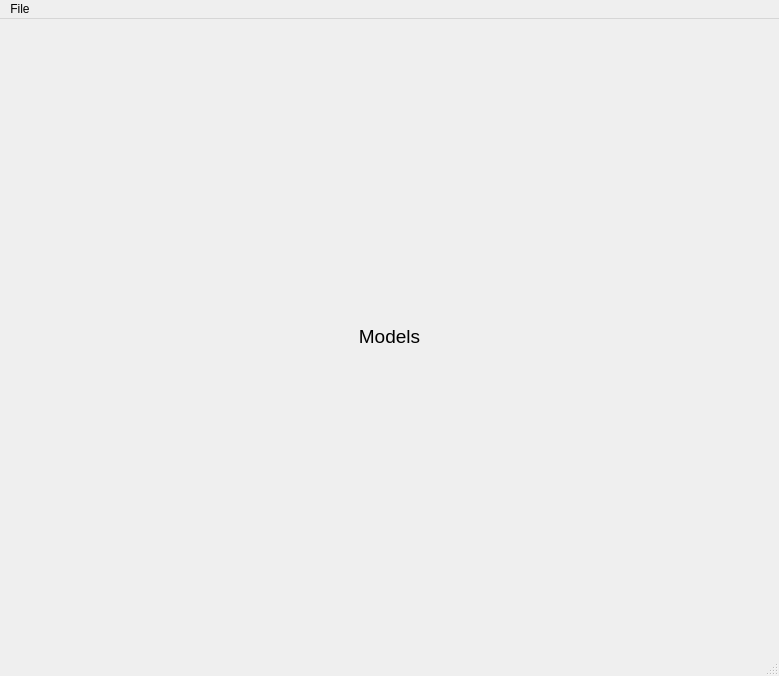
The window that valexa/gui/main_window.ui (abouhana/valexa) describes before a commit, drawn with Qt 5.
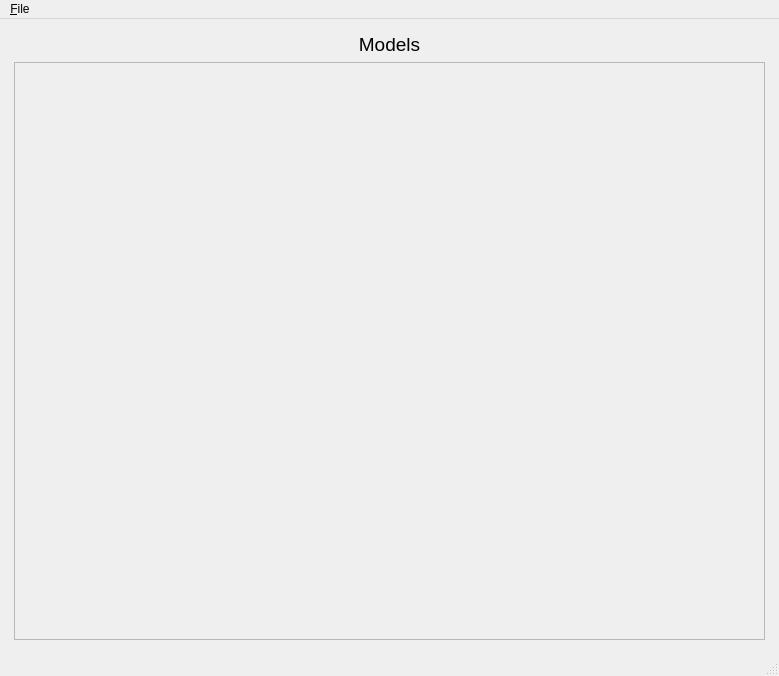
The same window after the commit.

Commit message: Add acceptance limit into plots. Add menu actions to the gui.

Diff of the .ui file:
```diff
--- a/valexa/gui/main_window.ui
+++ b/valexa/gui/main_window.ui
@@ -21,6 +21,21 @@
     <bool>false</bool>
    </property>
    <layout class="QVBoxLayout" name="verticalLayout">
+    <property name="spacing">
+     <number>5</number>
+    </property>
+    <property name="leftMargin">
+     <number>5</number>
+    </property>
+    <property name="topMargin">
+     <number>5</number>
+    </property>
+    <property name="rightMargin">
+     <number>5</number>
+    </property>
+    <property name="bottomMargin">
+     <number>5</number>
+    </property>
     <item>
      <widget class="QStackedWidget" name="stackedWidget">
       <property name="currentIndex">
@@ -202,7 +217,7 @@
        </layout>
       </widget>
       <widget class="QWidget" name="models">
-       <layout class="QVBoxLayout" name="verticalLayout_6" stretch="0,5">
+       <layout class="QVBoxLayout" name="verticalLayout_6" stretch="0,0">
         <item>
          <widget class="QLabel" name="label_5">
           <property name="text">
@@ -211,7 +226,43 @@
          </widget>
         </item>
         <item>
-         <layout class="QVBoxLayout" name="plot_layout"/>
+         <widget class="QScrollArea" name="scrollArea">
+          <property name="sizePolicy">
+           <sizepolicy hsizetype="Expanding" vsizetype="Expanding">
+            <horstretch>0</horstretch>
+            <verstretch>0</verstretch>
+           </sizepolicy>
+          </property>
+          <property name="frameShadow">
+           <enum>QFrame::Sunken</enum>
+          </property>
+          <property name="horizontalScrollBarPolicy">
+           <enum>Qt::ScrollBarAlwaysOff</enum>
+          </property>
+          <property name="sizeAdjustPolicy">
+           <enum>QAbstractScrollArea::AdjustToContents</enum>
+          </property>
+          <property name="widgetResizable">
+           <bool>true</bool>
+          </property>
+          <widget class="QWidget" name="scrollAreaWidgetContents">
+           <property name="geometry">
+            <rect>
+             <x>0</x>
+             <y>0</y>
+             <width>749</width>
+             <height>18</height>
+            </rect>
+           </property>
+           <property name="sizePolicy">
+            <sizepolicy hsizetype="Preferred" vsizetype="Fixed">
+             <horstretch>0</horstretch>
+             <verstretch>0</verstretch>
+            </sizepolicy>
+           </property>
+           <layout class="QVBoxLayout" name="plot_layout"/>
+          </widget>
+         </widget>
         </item>
        </layout>
       </widget>
@@ -230,7 +281,7 @@
    </property>
    <widget class="QMenu" name="menuFile">
     <property name="title">
-     <string>File</string>
+     <string>&amp;File</string>
     </property>
     <addaction name="actionQuit"/>
    </widget>
```
Left out of the diff: 98 changed lines with no effect on the pictures. The commit also changes 7 other files.
